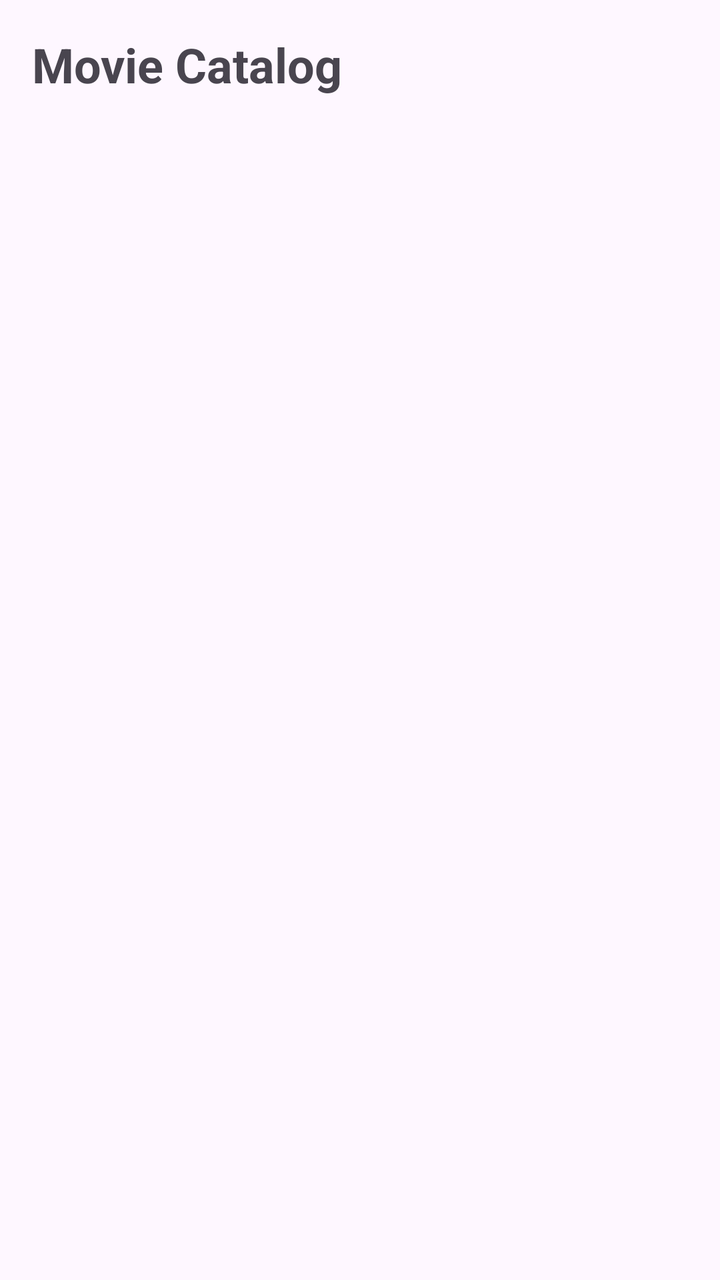
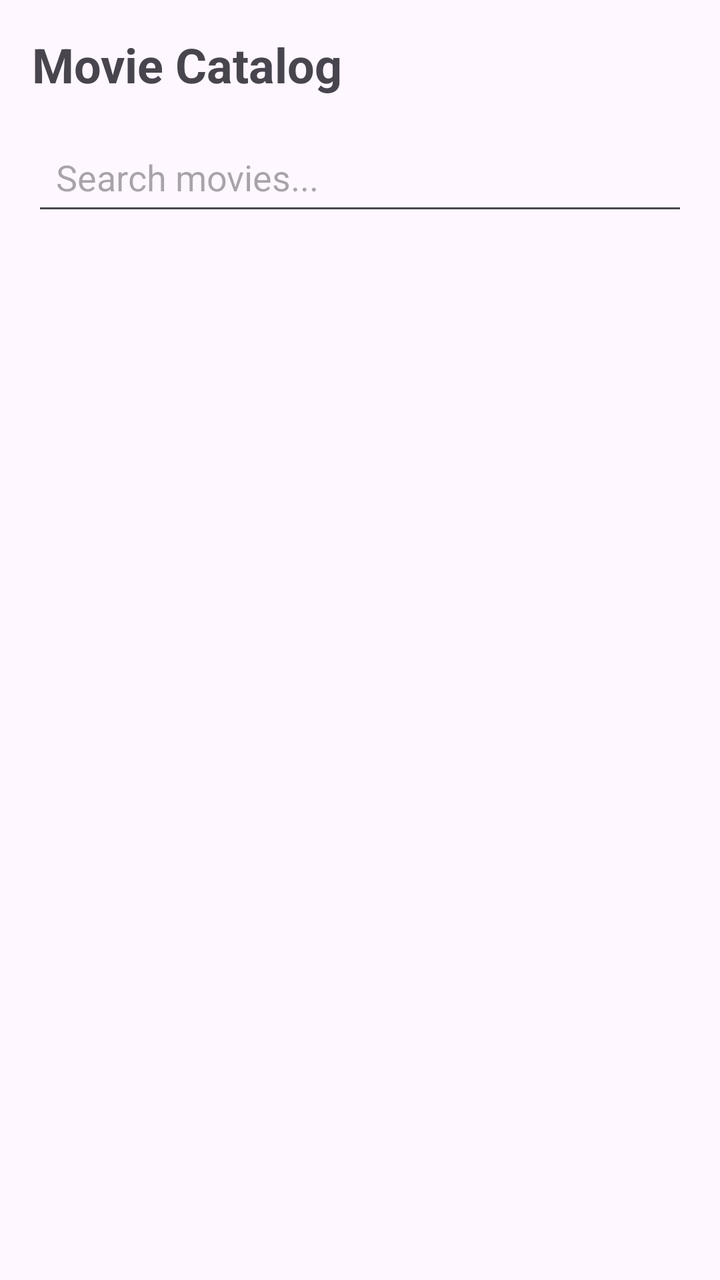

Screens rendered from an Android XML layout before and after an edit, with the pre-edit source and the edit as a unified diff.
<!-- AndroidManifest.xml: application theme Theme.MovieCatalogIMDb -->
<!-- res/layout/activity_main.xml -->
<?xml version="1.0" encoding="utf-8"?>
<LinearLayout xmlns:android="http://schemas.android.com/apk/res/android"
    xmlns:tools="http://schemas.android.com/tools"
    android:layout_width="match_parent"
    android:layout_height="match_parent"
    android:orientation="vertical"
    android:padding="8dp"
    tools:context=".MainActivity">

    <TextView
        android:id="@+id/textPageTitle"
        android:layout_width="match_parent"
        android:layout_height="wrap_content"
        android:text="Movie Catalog"
        android:textSize="24sp"
        android:textStyle="bold"
        android:padding="8dp" />

    <androidx.recyclerview.widget.RecyclerView
        android:id="@+id/recyclerViewMovies"
        android:layout_width="match_parent"
        android:layout_height="0dp"
        android:layout_weight="1" />

</LinearLayout>
<!-- resources referenced by this layout -->
<resources>
  <style name="Theme.MovieCatalogIMDb" parent="Base.Theme.MovieCatalogIMDb" />
  <style name="Base.Theme.MovieCatalogIMDb" parent="Theme.Material3.DayNight.NoActionBar">
          
          
      </style>
</resources>

<!-- the commit's change to res/layout/activity_main.xml (unified diff, before → after) -->
@@ -16,6 +16,15 @@
         android:textStyle="bold"
         android:padding="8dp" />
 
+    <EditText
+        android:id="@+id/editTextSearch"
+        android:layout_width="match_parent"
+        android:layout_height="wrap_content"
+        android:layout_margin="8dp"
+        android:hint="Search movies..."
+        android:inputType="text"
+        android:padding="12dp" />
+
     <androidx.recyclerview.widget.RecyclerView
         android:id="@+id/recyclerViewMovies"
         android:layout_width="match_parent"
